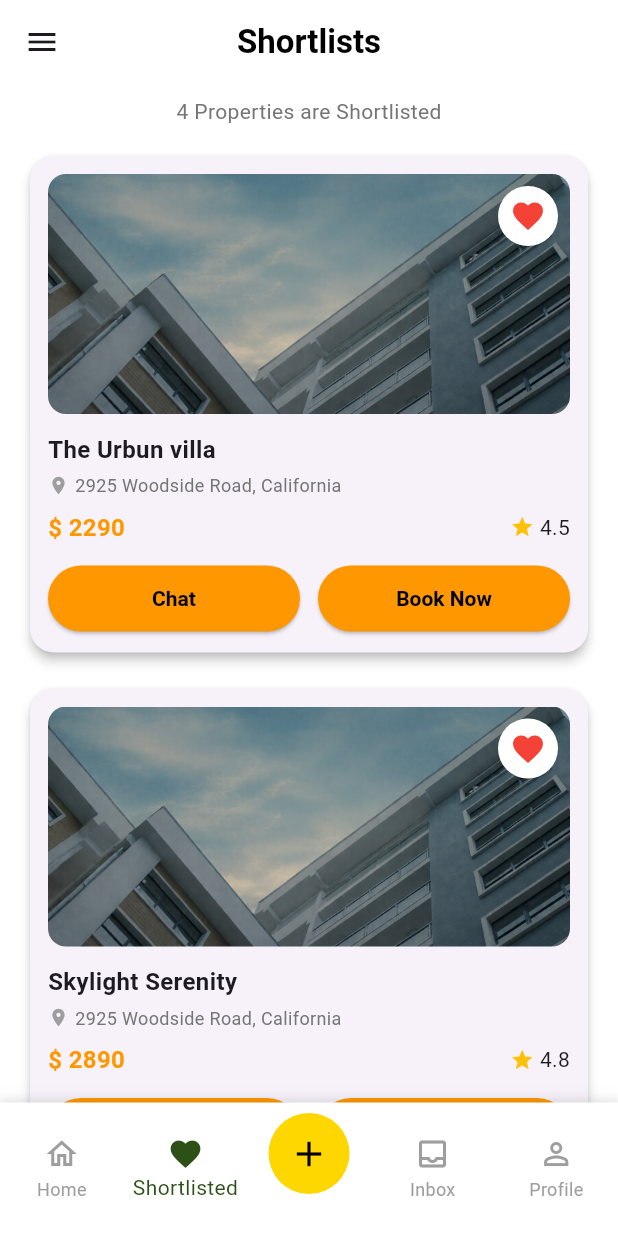
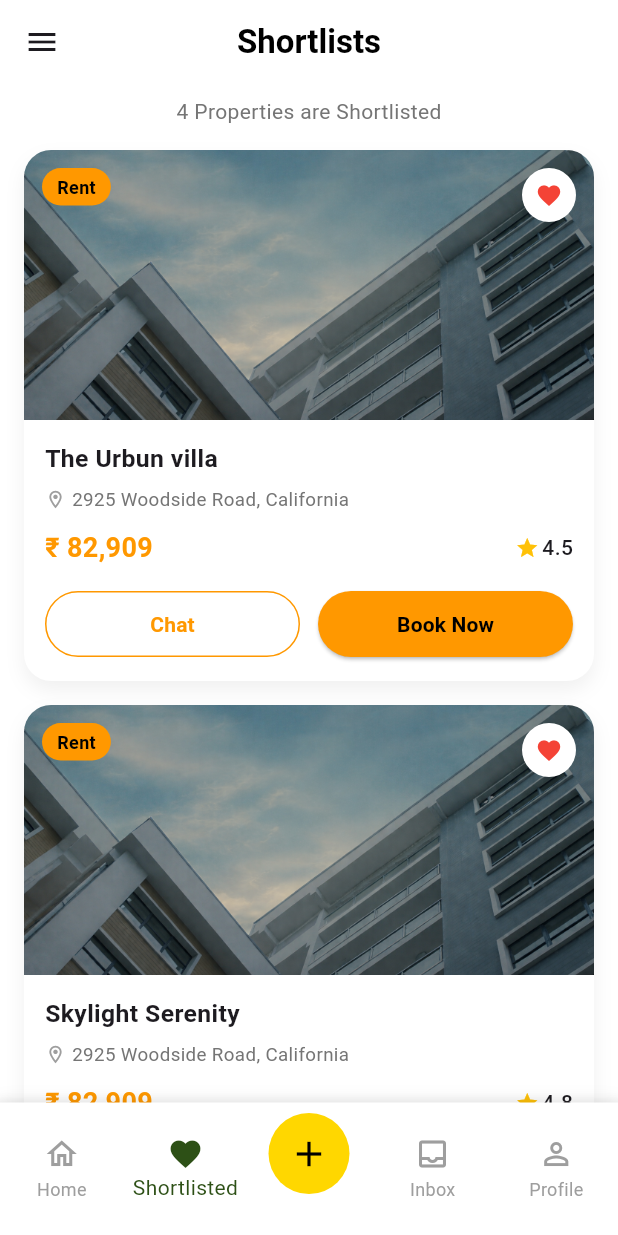
Before and after one commit to Baibhav75/dtbroker-app, a Flutter app: the HomeScreen screen opened directly, item 2 of the bottom bar chosen, on a phone screen of 412 x 824 dp. Run offline on Flutter 3.47's test engine with Material 3 defaults, Android fonts, the phone set to English and light mode, and no system bars; our stand-ins replace geocoding, geolocator, image_picker, share_plus; network calls fail.

Commit message:
Update project from new system

```diff
--- a/lib/HomeScreen/home_screen.dart
+++ b/lib/HomeScreen/home_screen.dart
@@ -389,10 +389,9 @@ class _HomeScreenState extends State<HomeScreen> {
         children: [
           // Banner Carousel
 
-          const SizedBox(height: 20),
+
           // Property Categories
           //property Categories like Home , Pg, Rent, house
-          const SizedBox(height: 24),
           // Featured Property Section
           _buildSectionHeader('Featured Property', () {
             Navigator.push(
@@ -920,8 +919,6 @@ class _HomeScreenState extends State<HomeScreen> {
     );
   }
 
-
-
   Widget _buildCategoryItem(
       PropertyCategory category,
       int index,
@@ -1011,8 +1008,6 @@ class _HomeScreenState extends State<HomeScreen> {
     );
 
   }
-
-
 
   Widget _buildSectionHeader(String title, VoidCallback onSeeAll) {
     return Padding(
@@ -1193,7 +1188,6 @@ class _HomeScreenState extends State<HomeScreen> {
     );
   }
 
-
   Widget _buildDrawer() {
     return Drawer(
         child: Column(
@@ -1201,24 +1195,42 @@ class _HomeScreenState extends State<HomeScreen> {
             // 🔹 HEADER
             Container(
               width: double.infinity,
-            padding: const EdgeInsets.fromLTRB(16, 40, 16, 20),
+              padding: const EdgeInsets.fromLTRB(20, 30, 20, 24),
               decoration: const BoxDecoration(
-              color: Color(0xFF2D5016),
+                gradient: LinearGradient(
+                  colors: [
+                    Color(0xFF2D5016),
+                    Color(0xFF3F7D20),
+                  ],
+                  begin: Alignment.topLeft,
+                  end: Alignment.bottomRight,
+                ),
               ),
               child: Row(
                 children: const [
                   CircleAvatar(
-                  radius: 32,
+                    radius: 34,
                     backgroundColor: Colors.white,
                     child: Icon(
                       Icons.person,
-                    size: 36,
+                      size: 38,
                       color: Color(0xFF2D5016),
                     ),
                   ),
-                SizedBox(width: 12),
+                  SizedBox(width: 14),
+                  Column(
+                    crossAxisAlignment: CrossAxisAlignment.start,
+                    children: [
                       Text(
-                  'Welcome User',
+                        'Welcome',
+                        style: TextStyle(
+                          color: Colors.white70,
+                          fontSize: 14,
+                        ),
+                      ),
+                      SizedBox(height: 2),
+                      Text(
+                        'User',
                         style: TextStyle(
                           color: Colors.white,
                           fontSize: 18,
@@ -1226,10 +1238,12 @@ class _HomeScreenState extends State<HomeScreen> {
                         ),
                       ),
                     ],
+                  )
+                ],
               ),
             ),
 
-          const SizedBox(height: 6),
+            const SizedBox(height: 8),
 
             _drawerItem(Icons.home_outlined, 'Home', () {
               Navigator.pop(context);
@@ -1250,6 +1264,9 @@ class _HomeScreenState extends State<HomeScreen> {
               Navigator.pop(context);
             }),
 
+            const Spacer(),
+
+            const Divider(thickness: 1),
 
             _drawerItem(
               Icons.logout,
@@ -1265,9 +1282,9 @@ class _HomeScreenState extends State<HomeScreen> {
             const SizedBox(height: 12),
           ],
         ),
+
     );
   }
-
 
   Widget _drawerItem(
       IconData icon,
@@ -1276,18 +1293,27 @@ class _HomeScreenState extends State<HomeScreen> {
         Color iconColor = Colors.black87,
         Color textColor = Colors.black87,
       }) {
-    return ListTile(
-      leading: Icon(icon, color: iconColor),
+    return Padding(
+      padding: const EdgeInsets.symmetric(horizontal: 8, vertical: 2),
+      child: ListTile(
+        shape: RoundedRectangleBorder(
+          borderRadius: BorderRadius.circular(10),
+        ),
+        leading: Icon(icon, color: iconColor, size: 22),
         title: Text(
           title,
           style: TextStyle(
             color: textColor,
-          fontSize: 16,
+            fontSize: 15.5,
             fontWeight: FontWeight.w500,
           ),
         ),
         onTap: onTap,
-      horizontalTitleGap: 12,
+        horizontalTitleGap: 10,
+        dense: true,
+        splashColor: Colors.green.withOpacity(0.15),
+        hoverColor: Colors.green.withOpacity(0.05),
+      ),
     );
   }
 
--- a/lib/HomeScreen/property_detail_screen.dart
+++ b/lib/HomeScreen/property_detail_screen.dart
@@ -514,7 +514,6 @@ class _PropertyDetailScreenState extends State<PropertyDetailScreen> {
     );
   }
 }
-
 /// FACILITY ITEM WIDGET
 class _Facility extends StatelessWidget {
   final IconData icon;
--- a/lib/HomeScreen/shortlisted_screen.dart
+++ b/lib/HomeScreen/shortlisted_screen.dart
@@ -19,7 +19,8 @@ class _ShortlistedScreenContentState extends State<ShortlistedScreenContent> {
       type: 'Villa',
       address: '2925 Woodside Road, California',
       rating: 4.5,
-      price: '\$ 2290',
+      price: '₹ 82,909',
+
       imageUrl: 'assets/images/homeimg.png',
       tag: 'Rent',
       bedrooms: 5,
@@ -34,7 +35,8 @@ class _ShortlistedScreenContentState extends State<ShortlistedScreenContent> {
       type: 'Villa',
       address: '2925 Woodside Road, California',
       rating: 4.8,
-      price: '\$ 2890',
+      price: '₹ 82,909',
+
       imageUrl: 'assets/images/homeimg.png',
       tag: 'Rent',
       bedrooms: 5,
@@ -49,7 +51,8 @@ class _ShortlistedScreenContentState extends State<ShortlistedScreenContent> {
       type: 'Villa',
       address: '2925 Woodside Road, California',
       rating: 4.7,
-      price: '\$ 8290',
+      price: '₹ 82,909',
+
       imageUrl: 'assets/images/homeimg.png',
       tag: 'Rent',
       bedrooms: 5,
@@ -64,7 +67,8 @@ class _ShortlistedScreenContentState extends State<ShortlistedScreenContent> {
       type: 'Villa',
       address: '2925 Woodside Road, California',
       rating: 4.7,
-      price: '\$ 82909',
+      price: '₹ 82,909',
+
       imageUrl: 'assets/images/homeimg.png',
       tag: 'Rent',
       bedrooms: 5,
@@ -98,42 +102,75 @@ class _ShortlistedScreenContentState extends State<ShortlistedScreenContent> {
 
               return Padding(
                 padding: const EdgeInsets.only(bottom: 16),
-                child: Card(
-                  shape: RoundedRectangleBorder(
-                    borderRadius: BorderRadius.circular(16),
+                child: Container(
+                  decoration: BoxDecoration(
+                    color: Colors.white,
+                    borderRadius: BorderRadius.circular(18),
+                    boxShadow: [
+                      BoxShadow(
+                        color: Colors.black.withOpacity(0.06),
+                        blurRadius: 10,
+                        offset: const Offset(0, 6),
                       ),
-                  elevation: 3,
-                  child: Padding(
-                    padding: const EdgeInsets.all(12),
+                    ],
+                  ),
                   child: Column(
                     crossAxisAlignment: CrossAxisAlignment.start,
                     children: [
-                        /// IMAGE + REMOVE
+                      /// IMAGE + TAG + REMOVE
                       Stack(
                         children: [
                           ClipRRect(
-                              borderRadius: BorderRadius.circular(12),
+                            borderRadius: const BorderRadius.vertical(
+                              top: Radius.circular(18),
+                            ),
                             child: Image.asset(
                               property.imageUrl,
-                                height: 160,
+                              height: 180,
                               width: double.infinity,
                               fit: BoxFit.cover,
                             ),
                           ),
+
+                          /// RENT TAG
                           Positioned(
-                              top: 8,
-                              right: 8,
-                              child: InkWell(
+                            top: 12,
+                            left: 12,
+                            child: Container(
+                              padding:
+                              const EdgeInsets.symmetric(horizontal: 10, vertical: 4),
+                              decoration: BoxDecoration(
+                                color: Colors.orange,
+                                borderRadius: BorderRadius.circular(20),
+                              ),
+                              child: Text(
+                                property.tag,
+                                style: const TextStyle(
+                                  color: Colors.black,
+                                  fontSize: 12,
+                                  fontWeight: FontWeight.w600,
+                                ),
+                              ),
+                            ),
+                          ),
+
+                          /// REMOVE
+                          Positioned(
+                            top: 12,
+                            right: 12,
+                            child: GestureDetector(
                               onTap: () {
                                 setState(() {
                                   _shortlistedProperties.removeAt(index);
                                 });
                               },
                               child: const CircleAvatar(
+                                radius: 18,
                                 backgroundColor: Colors.white,
                                 child: Icon(
                                   Icons.favorite,
                                   color: Colors.red,
+                                  size: 18,
                                 ),
                               ),
                             ),
@@ -141,24 +178,27 @@ class _ShortlistedScreenContentState extends State<ShortlistedScreenContent> {
                         ],
                       ),
 
-                        const SizedBox(height: 12),
-
+                      Padding(
+                        padding: const EdgeInsets.all(14),
+                        child: Column(
+                          crossAxisAlignment: CrossAxisAlignment.start,
+                          children: [
                             /// TITLE
                             Text(
                               property.title,
                               style: const TextStyle(
-                            fontSize: 16,
+                                fontSize: 16.5,
                                 fontWeight: FontWeight.bold,
                               ),
                             ),
 
-                        const SizedBox(height: 4),
+                            const SizedBox(height: 6),
 
                             /// ADDRESS
                             Row(
                               children: [
                                 const Icon(
-                              Icons.location_on,
+                                  Icons.location_on_outlined,
                                   size: 14,
                                   color: Colors.grey,
                                 ),
@@ -167,7 +207,7 @@ class _ShortlistedScreenContentState extends State<ShortlistedScreenContent> {
                                   child: Text(
                                     property.address,
                                     style: TextStyle(
-                                  fontSize: 12,
+                                      fontSize: 12.5,
                                       color: Colors.grey[600],
                                     ),
                                     overflow: TextOverflow.ellipsis,
@@ -176,7 +216,7 @@ class _ShortlistedScreenContentState extends State<ShortlistedScreenContent> {
                               ],
                             ),
 
-                        const SizedBox(height: 8),
+                            const SizedBox(height: 10),
 
                             /// PRICE + RATING
                             Row(
@@ -185,7 +225,7 @@ class _ShortlistedScreenContentState extends State<ShortlistedScreenContent> {
                                 Text(
                                   property.price,
                                   style: const TextStyle(
-                                fontSize: 16,
+                                    fontSize: 18,
                                     fontWeight: FontWeight.bold,
                                     color: Colors.orange,
                                   ),
@@ -197,26 +237,26 @@ class _ShortlistedScreenContentState extends State<ShortlistedScreenContent> {
                                       size: 16,
                                       color: Colors.amber,
                                     ),
-                                Text(" ${property.rating}"),
+                                    const SizedBox(width: 2),
+                                    Text(
+                                      property.rating.toString(),
+                                      style: const TextStyle(fontWeight: FontWeight.w500),
+                                    ),
                                   ],
                                 ),
                               ],
                             ),
 
-                        const SizedBox(height: 12),
+                            const SizedBox(height: 14),
 
                             /// BUTTONS
                             Row(
                               children: [
                                 Expanded(
-                              child: ElevatedButton(
-                                style: ElevatedButton.styleFrom(
-                                  backgroundColor: Colors.orange,
-                                  foregroundColor: Colors.black, // 👈 TEXT COLOR
-                                  padding: const EdgeInsets.symmetric(vertical: 14),
-                                  textStyle: const TextStyle(
-                                    fontWeight: FontWeight.w600,
-                                  ),
+                                  child: OutlinedButton(
+                                    style: OutlinedButton.styleFrom(
+                                      padding: const EdgeInsets.symmetric(vertical: 12),
+                                      side: const BorderSide(color: Colors.orange),
                                     ),
                                     onPressed: () {
                                       Navigator.push(
@@ -226,7 +266,13 @@ class _ShortlistedScreenContentState extends State<ShortlistedScreenContent> {
                                         ),
                                       );
                                     },
-                                child: const Text("Chat"),
+                                    child: const Text(
+                                      "Chat",
+                                      style: TextStyle(
+                                        color: Colors.orange,
+                                        fontWeight: FontWeight.w600,
+                                      ),
+                                    ),
                                   ),
                                 ),
                                 const SizedBox(width: 12),
@@ -234,36 +280,40 @@ class _ShortlistedScreenContentState extends State<ShortlistedScreenContent> {
                                   child: ElevatedButton(
                                     style: ElevatedButton.styleFrom(
                                       backgroundColor: Colors.orange,
-                                  foregroundColor: Colors.black, // 👈 TEXT COLOR
-                                  padding: const EdgeInsets.symmetric(vertical: 14),
-                                  textStyle: const TextStyle(
-                                    fontWeight: FontWeight.w600,
-                                  ),
+                                      padding: const EdgeInsets.symmetric(vertical: 12),
                                     ),
                                     onPressed: () {
                                       Navigator.push(
                                         context,
                                         MaterialPageRoute(
-                                      builder: (_) => PropertyDetailScreen(
-                                        property: property,
-                                      ),
+                                          builder: (_) =>
+                                              PropertyDetailScreen(property: property),
                                         ),
                                       );
                                     },
-                                child: const Text("Book Now"),
+                                    child: const Text(
+                                      "Book Now",
+                                      style: TextStyle(
+                                        color: Colors.black,
+                                        fontWeight: FontWeight.w600,
+                                      ),
+                                    ),
                                   ),
                                 ),
                               ],
                             ),
-
                           ],
                         ),
                       ),
+                    ],
+                  ),
                 ),
               );
+
             },
           ),
         ),
+
       ],
     );
   }
```
Lines whose indentation alone changed are shown as unchanged.
